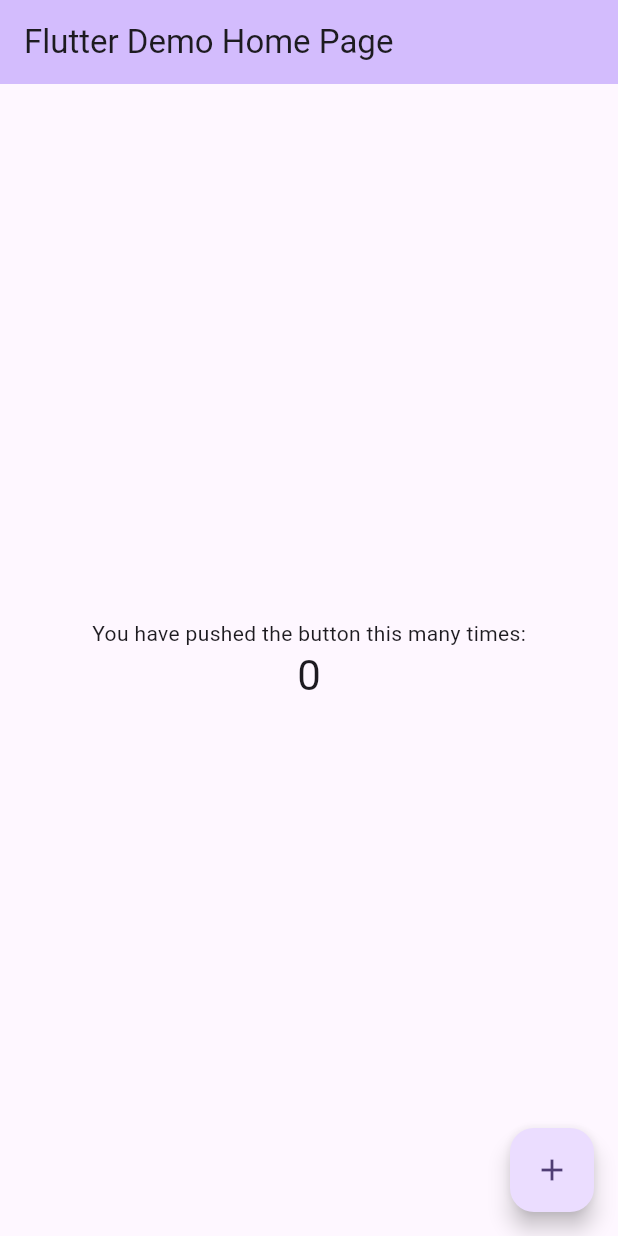
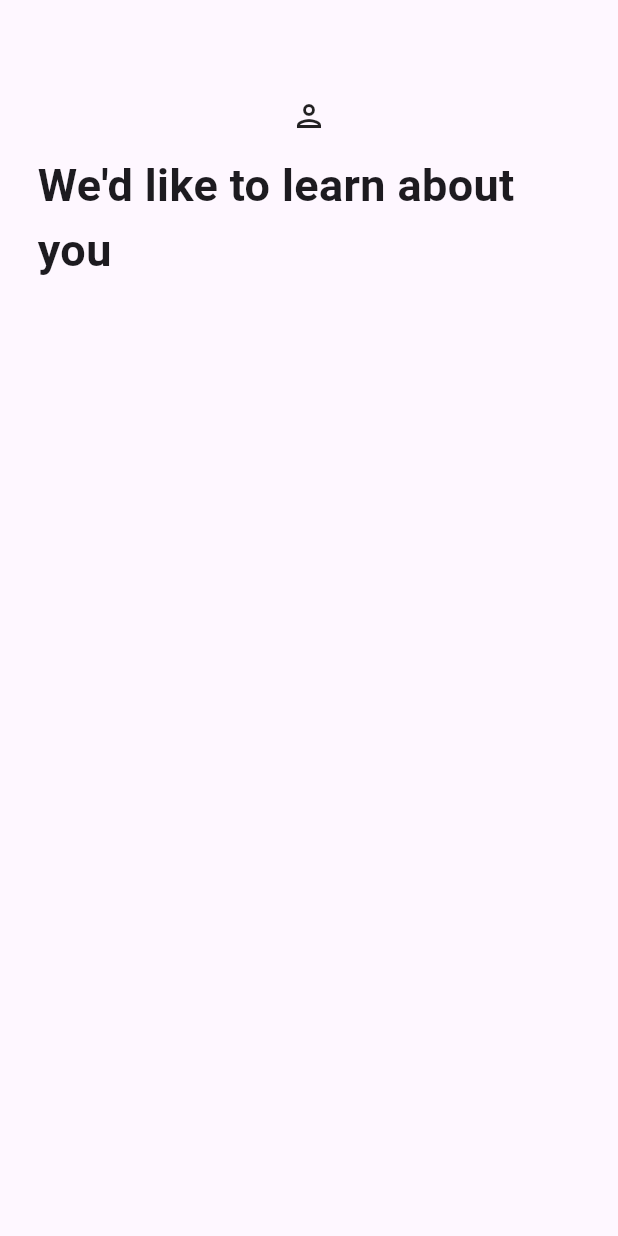
Before and after one commit to rajmeet2001/small_successes, a Flutter app: the screen it shows after launch, on a phone screen of 412 x 824 dp. Run offline on Flutter 3.47's test engine with Material 3 defaults, Android fonts, the light colour scheme and no system bars.

Commit message:
added smb form

```diff
--- /dev/null
+++ b/lib/intropage.dart
@@ -0,0 +1,16 @@
+import 'package:flutter/material.dart';
+import 'package:small_successes/smb_form.dart';
+
+class Intro extends StatefulWidget {
+  const Intro({super.key});
+
+  @override
+  State<Intro> createState() => _IntroState();
+}
+
+class _IntroState extends State<Intro> {
+  @override
+  Widget build(BuildContext context) {
+    return smbform();
+  }
+}
--- a/lib/main.dart
+++ b/lib/main.dart
@@ -1,125 +1,17 @@
 import 'package:flutter/material.dart';
+import 'intropage.dart';
 
-void main() {
-  runApp(const MyApp());
-}
+void main() => runApp(MyApp());
 
 class MyApp extends StatelessWidget {
-  const MyApp({super.key});
-
-  // This widget is the root of your application.
   @override
   Widget build(BuildContext context) {
     return MaterialApp(
-      title: 'Flutter Demo',
+      debugShowCheckedModeBanner: false,
       theme: ThemeData(
-        // This is the theme of your application.
-        //
-        // TRY THIS: Try running your application with "flutter run". You'll see
-        // the application has a purple toolbar. Then, without quitting the app,
-        // try changing the seedColor in the colorScheme below to Colors.green
-        // and then invoke "hot reload" (save your changes or press the "hot
-        // reload" button in a Flutter-supported IDE, or press "r" if you used
-        // the command line to start the app).
-        //
-        // Notice that the counter didn't reset back to zero; the application
-        // state is not lost during the reload. To reset the state, use hot
-        // restart instead.
-        //
-        // This works for code too, not just values: Most code changes can be
-        // tested with just a hot reload.
-        colorScheme: ColorScheme.fromSeed(seedColor: Colors.deepPurple),
-        useMaterial3: true,
+        primaryColor: Colors.red,
       ),
-      home: const MyHomePage(title: 'Flutter Demo Home Page'),
+      home: Intro(),
     );
   }
 }
-
-class MyHomePage extends StatefulWidget {
-  const MyHomePage({super.key, required this.title});
-
-  // This widget is the home page of your application. It is stateful, meaning
-  // that it has a State object (defined below) that contains fields that affect
-  // how it looks.
-
-  // This class is the configuration for the state. It holds the values (in this
-  // case the title) provided by the parent (in this case the App widget) and
-  // used by the build method of the State. Fields in a Widget subclass are
-  // always marked "final".
-
-  final String title;
-
-  @override
-  State<MyHomePage> createState() => _MyHomePageState();
-}
-
-class _MyHomePageState extends State<MyHomePage> {
-  int _counter = 0;
-
-  void _incrementCounter() {
-    setState(() {
-      // This call to setState tells the Flutter framework that something has
-      // changed in this State, which causes it to rerun the build method below
-      // so that the display can reflect the updated values. If we changed
-      // _counter without calling setState(), then the build method would not be
-      // called again, and so nothing would appear to happen.
-      _counter++;
-    });
-  }
-
-  @override
-  Widget build(BuildContext context) {
-    // This method is rerun every time setState is called, for instance as done
-    // by the _incrementCounter method above.
-    //
-    // The Flutter framework has been optimized to make rerunning build methods
-    // fast, so that you can just rebuild anything that needs updating rather
-    // than having to individually change instances of widgets.
-    return Scaffold(
-      appBar: AppBar(
-        // TRY THIS: Try changing the color here to a specific color (to
-        // Colors.amber, perhaps?) and trigger a hot reload to see the AppBar
-        // change color while the other colors stay the same.
-        backgroundColor: Theme.of(context).colorScheme.inversePrimary,
-        // Here we take the value from the MyHomePage object that was created by
-        // the App.build method, and use it to set our appbar title.
-        title: Text(widget.title),
-      ),
-      body: Center(
-        // Center is a layout widget. It takes a single child and positions it
-        // in the middle of the parent.
-        child: Column(
-          // Column is also a layout widget. It takes a list of children and
-          // arranges them vertically. By default, it sizes itself to fit its
-          // children horizontally, and tries to be as tall as its parent.
-          //
-          // Column has various properties to control how it sizes itself and
-          // how it positions its children. Here we use mainAxisAlignment to
-          // center the children vertically; the main axis here is the vertical
-          // axis because Columns are vertical (the cross axis would be
-          // horizontal).
-          //
-          // TRY THIS: Invoke "debug painting" (choose the "Toggle Debug Paint"
-          // action in the IDE, or press "p" in the console), to see the
-          // wireframe for each widget.
-          mainAxisAlignment: MainAxisAlignment.center,
-          children: <Widget>[
-            const Text(
-              'You have pushed the button this many times:',
-            ),
-            Text(
-              '$_counter',
-              style: Theme.of(context).textTheme.headlineMedium,
-            ),
-          ],
-        ),
-      ),
-      floatingActionButton: FloatingActionButton(
-        onPressed: _incrementCounter,
-        tooltip: 'Increment',
-        child: const Icon(Icons.add),
-      ), // This trailing comma makes auto-formatting nicer for build methods.
-    );
-  }
-}
--- /dev/null
+++ b/lib/smb_form.dart
@@ -0,0 +1,28 @@
+import 'package:flutter/material.dart';
+
+class smbform extends StatelessWidget {
+  const smbform({super.key});
+
+  @override
+  Widget build(BuildContext context) {
+    return Scaffold(
+      body: Padding(
+        padding: EdgeInsets.all(25),
+        child: Column(
+          children: [
+            SizedBox(height: 40),
+            Icon(Icons.person_outlined),
+            SizedBox(height: 13),
+            Text(
+              "We'd like to learn about you",
+              style: TextStyle(
+                fontSize: 30,
+                fontWeight: FontWeight.bold,
+              ),
+            )
+          ],
+        ),
+      ),
+    );
+  }
+}
```
